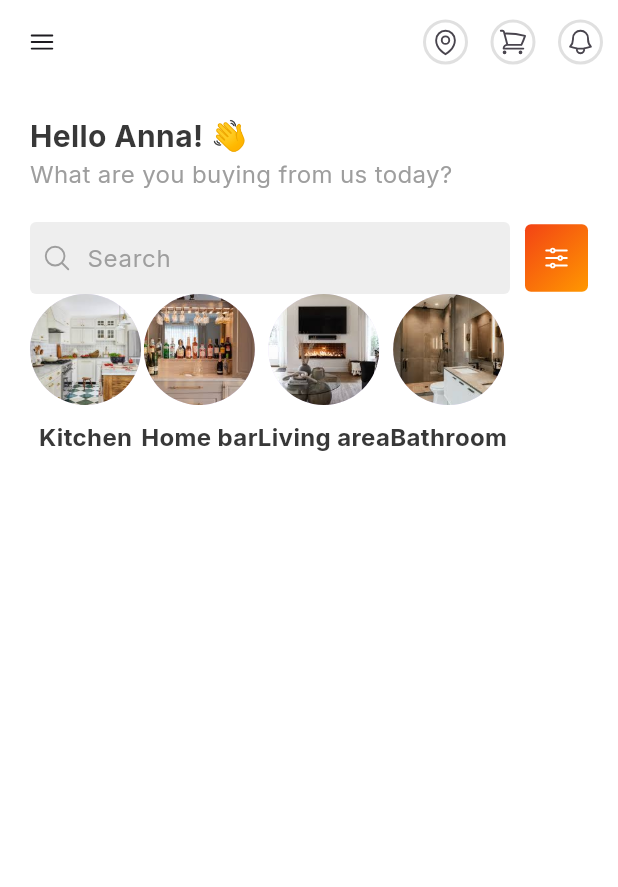
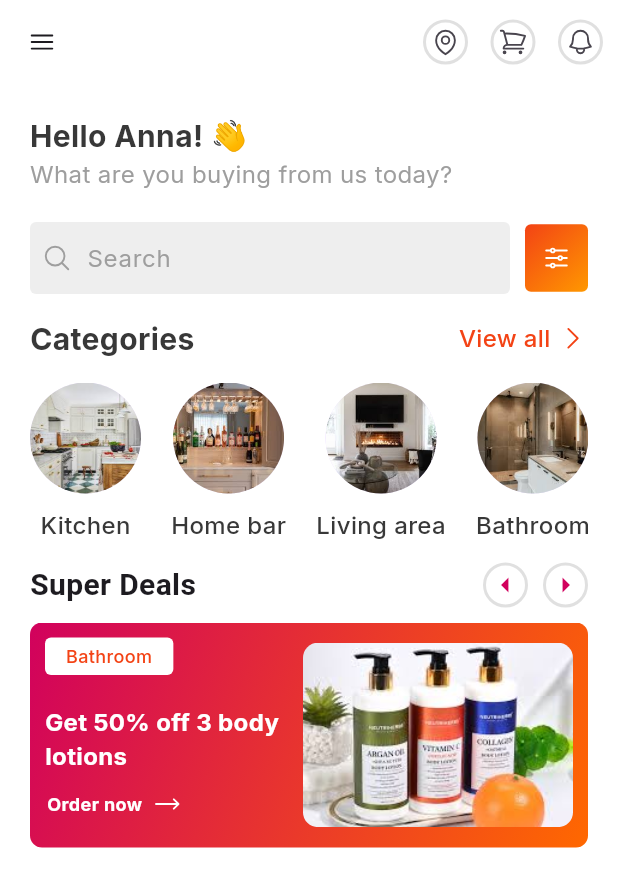
Before and after one commit to nalugala-vc/KwajuAfrica, a Flutter app: the screen it shows after launch, on a phone screen of 412 x 824 dp. Shown: the top 887 px of the screen. Run offline on Flutter 3.47's test engine with Material 3 defaults, Android fonts, the phone set to English and light mode, and no system bars; our stand-ins replace get, google_fonts, heroicons.

Commit message:
Super deals widget

```diff
--- a/lib/screens/products.dart
+++ b/lib/screens/products.dart
@@ -1,9 +1,11 @@
 import 'package:flutter/material.dart';
+import 'package:heroicons/heroicons.dart';
 import 'package:kwajuafrica/common/app_bar.dart';
 import 'package:kwajuafrica/common/widgets/gradient_icon.dart';
 import 'package:kwajuafrica/common/widgets/search_widget.dart';
 import 'package:kwajuafrica/model/category.dart';
 import 'package:kwajuafrica/screens/widgets/categries_widget.dart';
+import 'package:kwajuafrica/screens/widgets/scrollable_container_widget.dart';
 import 'package:kwajuafrica/utils/colors/app_colors.dart';
 import 'package:kwajuafrica/utils/fonts/inter.dart';
 import 'package:kwajuafrica/utils/spacers/spacers.dart';
@@ -71,9 +73,42 @@ class _ProductsState extends State<Products> {
                   const GradientIconContainer(),
                 ],
               ),
+              spaceH15,
+              Row(
+                mainAxisAlignment: MainAxisAlignment.spaceBetween,
+                children: [
+                  Inter(
+                    text: 'Categories',
+                    fontSize: 20,
+                  ),
+                  SizedBox(
+                    child: Row(
+                      children: [
+                        Inter(
+                          text: 'View all',
+                          fontSize: 16,
+                          textColor: AppColors.orange500,
+                          fontWeight: FontWeight.w500,
+                        ),
+                        spaceW5,
+                        const HeroIcon(
+                          HeroIcons.chevronRight,
+                          style: HeroIconStyle.solid,
+                          color: AppColors.orange500,
+                          size: 20,
+                        ),
+                      ],
+                    ),
+                  )
+                ],
+              ),
+              spaceH15,
               SizedBox(
-                height: 150,
-                child: ListView.builder(
+                height: 110,
+                child: ListView.separated(
+                  separatorBuilder: (context, index) {
+                    return spaceW20;
+                  },
                   itemCount: categries.length,
                   scrollDirection: Axis.horizontal,
                   shrinkWrap: true,
@@ -86,6 +121,8 @@ class _ProductsState extends State<Products> {
                   },
                 ),
               ),
+              spaceH10,
+              ScrollableContainerWidget()
             ],
           ),
         ),
--- a/lib/screens/widgets/categries_widget.dart
+++ b/lib/screens/widgets/categries_widget.dart
@@ -20,6 +20,7 @@ class CategriesWidget extends StatelessWidget {
         Inter(
           text: categoryName,
           fontSize: 16,
+          fontWeight: FontWeight.w500,
         )
       ],
     );
--- /dev/null
+++ b/lib/screens/widgets/scrollable_container_widget.dart
@@ -0,0 +1,194 @@
+import 'package:flutter/material.dart';
+import 'package:heroicons/heroicons.dart';
+import 'package:kwajuafrica/common/widgets/app_bar_actions.dart';
+import 'package:kwajuafrica/utils/colors/app_colors.dart';
+import 'package:kwajuafrica/utils/fonts/inter.dart';
+import 'package:kwajuafrica/utils/spacers/spacers.dart';
+
+class ScrollableContainerWidget extends StatefulWidget {
+  @override
+  _ScrollableContainerWidgetState createState() =>
+      _ScrollableContainerWidgetState();
+}
+
+class _ScrollableContainerWidgetState extends State<ScrollableContainerWidget> {
+  final List<String> _categories = [
+    'Bathroom',
+    'Kitchen',
+    'Living area',
+    'Homebar'
+  ];
+  final PageController _pageController = PageController();
+  int _currentIndex = 0;
+
+  void _scrollLeft() {
+    if (_currentIndex > 0) {
+      setState(() {
+        _currentIndex--;
+      });
+      _pageController.animateToPage(
+        _currentIndex,
+        duration: const Duration(milliseconds: 300),
+        curve: Curves.easeInOut,
+      );
+    }
+  }
+
+  void _scrollRight() {
+    if (_currentIndex < _categories.length - 1) {
+      setState(() {
+        _currentIndex++;
+      });
+      _pageController.animateToPage(
+        _currentIndex,
+        duration: const Duration(milliseconds: 300),
+        curve: Curves.easeInOut,
+      );
+    }
+  }
+
+  @override
+  Widget build(BuildContext context) {
+    double screenWidth = MediaQuery.of(context).size.width;
+
+    return Column(
+      crossAxisAlignment: CrossAxisAlignment.start,
+      children: [
+        // Row with title and navigation buttons
+        Row(
+          mainAxisAlignment: MainAxisAlignment.spaceBetween,
+          children: [
+            const Text(
+              'Super Deals',
+              style: TextStyle(fontSize: 20, fontWeight: FontWeight.bold),
+            ),
+            Row(
+              children: [
+                AppBarActions(
+                    icon: const Icon(
+                      Icons.arrow_left,
+                      color: AppColors.orange700,
+                    ),
+                    onTap: () {
+                      if (_currentIndex > 0) {
+                        _scrollLeft();
+                      }
+                    }),
+                spaceW10,
+                AppBarActions(
+                    icon: const Icon(
+                      Icons.arrow_right,
+                      color: AppColors.orange700,
+                    ),
+                    onTap: () {
+                      if (_currentIndex < _categories.length - 1) {
+                        _scrollRight();
+                      }
+                    })
+              ],
+            ),
+          ],
+        ),
+        spaceH10,
+
+        SizedBox(
+          height: 150,
+          child: PageView.builder(
+            controller: _pageController,
+            onPageChanged: (index) {
+              setState(() {
+                _currentIndex = index;
+              });
+            },
+            itemCount: _categories.length,
+            itemBuilder: (context, index) {
+              final isCurrent = _currentIndex == index;
+              return AnimatedContainer(
+                duration: const Duration(milliseconds: 300),
+                width: screenWidth,
+                padding: const EdgeInsets.all(10),
+                decoration: BoxDecoration(
+                  gradient: LinearGradient(
+                    colors: isCurrent
+                        ? [const Color(0xFFD1015D), const Color(0xFFFF6800)]
+                        : [Colors.grey.shade300, Colors.grey.shade500],
+                    begin: Alignment.topLeft,
+                    end: Alignment.bottomRight,
+                  ),
+                  borderRadius: BorderRadius.circular(8),
+                ),
+                child: Center(
+                    child: Row(
+                  children: [
+                    Expanded(
+                      child: Column(
+                        crossAxisAlignment: CrossAxisAlignment.start,
+                        children: [
+                          _tagWidget(_categories[index]),
+                          spaceH20,
+                          SizedBox(
+                            width: double.infinity,
+                            child: Inter(
+                              text: 'Get 50% off 3 body lotions',
+                              textColor: AppColors.plainWhite,
+                              fontSize: 16,
+                              textAlignment: TextAlign.left,
+                              fontWeight: FontWeight.w700,
+                            ),
+                          ),
+                          spaceH10,
+                          Row(
+                            children: [
+                              Inter(
+                                text: 'Order now ',
+                                textColor: AppColors.plainWhite,
+                                fontSize: 12,
+                                fontWeight: FontWeight.w700,
+                              ),
+                              spaceW5,
+                              const HeroIcon(
+                                HeroIcons.arrowLongRight,
+                                style: HeroIconStyle.solid,
+                                color: AppColors.plainWhite,
+                                size: 20,
+                              ),
+                            ],
+                          )
+                        ],
+                      ),
+                    ),
+                    // Image container with fixed width
+                    Container(
+                      width: 180,
+                      height: 123,
+                      decoration: BoxDecoration(
+                        borderRadius: BorderRadius.circular(10),
+                        image: const DecorationImage(
+                            image: AssetImage('assets/images/lotion.jpeg'),
+                            fit: BoxFit.cover),
+                      ),
+                    ),
+                  ],
+                )),
+              );
+            },
+          ),
+        ),
+      ],
+    );
+  }
+
+  Widget _tagWidget(String text) {
+    return Container(
+      decoration: BoxDecoration(
+          color: AppColors.plainWhite, borderRadius: BorderRadius.circular(4)),
+      padding: const EdgeInsets.symmetric(horizontal: 14, vertical: 4),
+      child: Inter(
+        text: text,
+        textColor: AppColors.orange500,
+        fontSize: 12,
+        fontWeight: FontWeight.w500,
+      ),
+    );
+  }
+}
```
Also changed, not shown: assets/images/lotion.jpeg (added).
